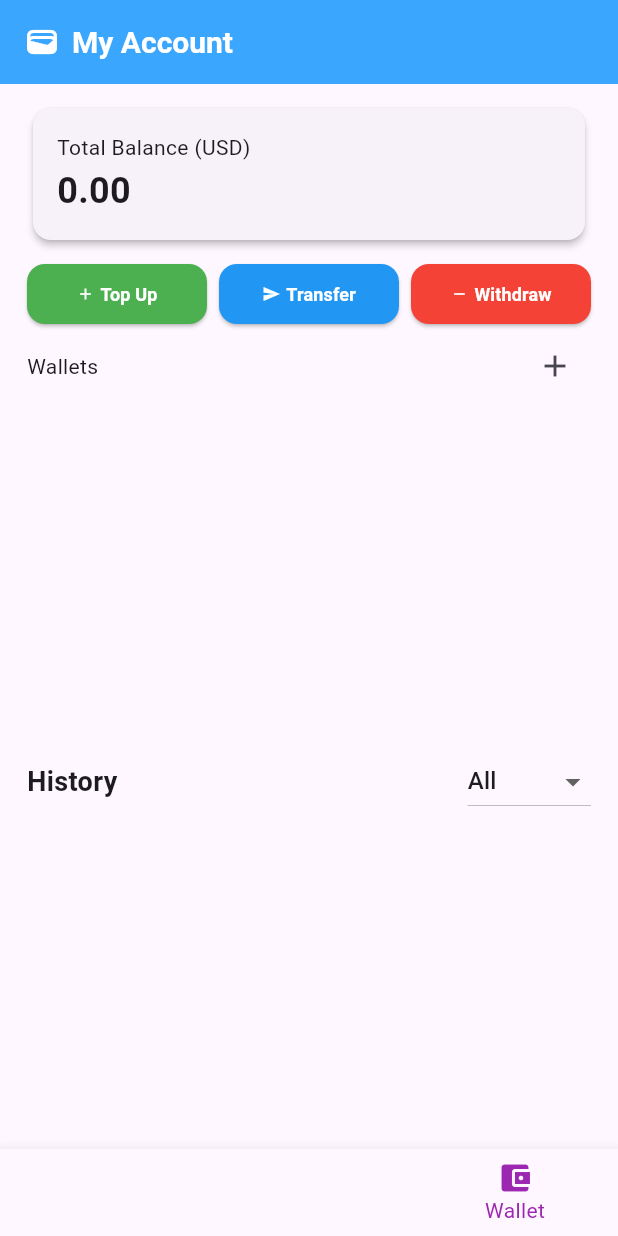
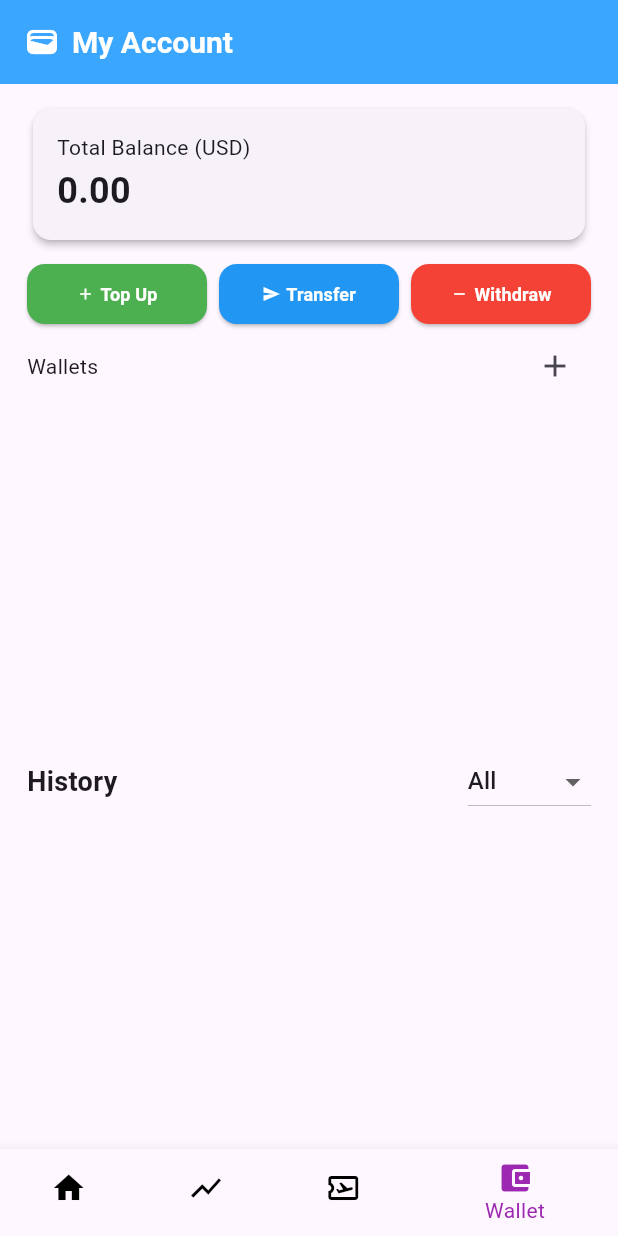
Before and after one commit to kaiichun/buybit-crypto-wallet, a Flutter app: the screen it shows once a user with an empty profile is signed in, item 4 of the bottom bar chosen, on a phone screen of 412 x 824 dp. Run offline on Flutter 3.47's test engine with Material 3 defaults, Android fonts, the phone set to English and light mode, and no system bars; our stand-ins replace cloud_firestore, firebase_auth, firebase_core; accounts and stored records are empty; network calls fail.

Commit message:
update ui

```diff
--- a/lib/navigation/navigation_bottom_bar_screen.dart
+++ b/lib/navigation/navigation_bottom_bar_screen.dart
@@ -30,6 +30,7 @@ class NavigationBottomBarScreen extends StatelessWidget {
       ],
       currentIndex: selectedIndex,
       selectedItemColor: Colors.purple,
+      unselectedItemColor: Colors.black,
       onTap: onItemSelected,
     );
   }
```
Also changed, not shown: 1 other file.
